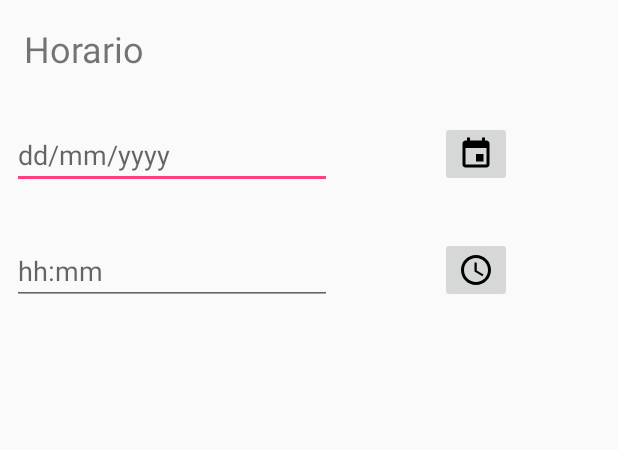
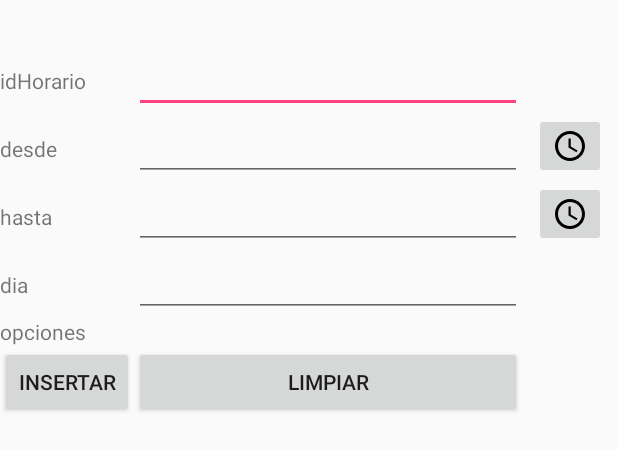
Before and after one commit to fendergx/GADE, an Android app: the layout activity_horario_insertar.xml on its own in the app's theme, with its tools: preview values and no code run, on a phone screen of 412 x 824 dp. Shown: the top 450 px of the screen. Run offline under Robolectric (Android 15) with nearby library versions, the phone set to English and light mode, and no system bars.

Commit message:
Horario 15%

```diff
--- a/app/src/main/java/sv/edu/ues/fia/gade/UsuarioNormal/Horario/HorarioInsertarActivity.java
+++ b/app/src/main/java/sv/edu/ues/fia/gade/UsuarioNormal/Horario/HorarioInsertarActivity.java
@@ -2,6 +2,8 @@ package sv.edu.ues.fia.gade.UsuarioNormal.Horario;
 
 import android.app.Activity;
 import android.os.Bundle;
+
+import sv.edu.ues.fia.gade.R;
 
 public class HorarioInsertarActivity extends Activity {
 
--- a/app/src/main/res/layout/activity_horario_insertar.xml
+++ b/app/src/main/res/layout/activity_horario_insertar.xml
@@ -1,76 +1,61 @@
 <?xml version="1.0" encoding="utf-8"?>
-<android.support.constraint.ConstraintLayout xmlns:android="http://schemas.android.com/apk/res/android"
-    xmlns:app="http://schemas.android.com/apk/res-auto"
-    xmlns:tools="http://schemas.android.com/tools"
-    android:layout_width="match_parent"
-    android:layout_height="match_parent">
-    <!--tools:context="com.a01luisrene.pickers.PickersActivity">-->
-
-    <TextView
-        android:id="@+id/textView"
-        android:layout_width="wrap_content"
+<TableLayout xmlns:android="http://schemas.android.com/apk/res/android"
+    android:layout_width="fill_parent"
     android:layout_height="wrap_content"
-        android:text="@string/titlulo_pickers"
-        android:textSize="24sp"
-        app:layout_constraintTop_toTopOf="parent"
-        android:layout_marginTop="16dp"
-        android:layout_marginLeft="8dp"
-        app:layout_constraintLeft_toLeftOf="parent"
-        android:layout_marginRight="8dp"
-        app:layout_constraintRight_toRightOf="parent"
-        app:layout_constraintHorizontal_bias="0.025" />
-
-
+    android:paddingTop="30dip"
+    android:stretchColumns="1" >
+    <TableRow>
+        <TextView android:text="@string/idHorario"/>
         <EditText
-        android:id="@+id/et_mostrar_fecha_picker"
-        android:layout_width="wrap_content"
-        android:layout_height="wrap_content"
-        android:ems="10"
-        android:inputType="date"
-        android:hint="@string/formato_fecha"
-        android:layout_marginStart="8dp"
-        app:layout_constraintLeft_toLeftOf="parent"
-        android:layout_marginTop="32dp"
-        app:layout_constraintTop_toBottomOf="@+id/textView" />
-
+            android:id="@+id/editIdHorario"
+            android:inputType="time"
+            android:maxLength="7" />
+    </TableRow>
+    <TableRow>
+        <TextView android:text="@string/desde" />
         <EditText
-        android:id="@+id/et_mostrar_hora_picker"
-        android:layout_width="wrap_content"
-        android:layout_height="wrap_content"
-        android:ems="10"
-        android:inputType="time"
-        android:hint="@string/formato_hora"
-        android:layout_marginTop="32dp"
-        app:layout_constraintTop_toBottomOf="@+id/et_mostrar_fecha_picker"
-        android:layout_marginStart="8dp"
-        app:layout_constraintLeft_toLeftOf="parent" />
-
+            android:id="@+id/editDesde"
+            android:inputType="text"
+            android:maxLength="30" />
         <ImageButton
-        android:id="@+id/ib_obtener_fecha"
-        android:layout_width="wrap_content"
-        android:layout_height="wrap_content"
-        android:src="@drawable/ic_event_black_24dp"
-        android:layout_marginRight="8dp"
-        app:layout_constraintRight_toRightOf="parent"
-        app:layout_constraintLeft_toRightOf="@+id/et_mostrar_fecha_picker"
-        android:layout_marginLeft="8dp"
-        app:layout_constraintHorizontal_bias="0.505"
-        android:layout_marginTop="32dp"
-        app:layout_constraintTop_toBottomOf="@+id/textView"
-        tools:ignore="ContentDescription" />
-
-    <ImageButton
-        android:id="@+id/ib_obtener_hora"
+            android:id="@+id/ib_obtener_fecha_desde"
             android:layout_width="wrap_content"
             android:layout_height="wrap_content"
             android:src="@drawable/ic_access_time_black_24dp"
-        app:layout_constraintRight_toRightOf="parent"
-        android:layout_marginTop="32dp"
-        app:layout_constraintTop_toBottomOf="@+id/et_mostrar_fecha_picker"
-        android:layout_marginEnd="8dp"
-        app:layout_constraintLeft_toRightOf="@+id/et_mostrar_hora_picker"
-        android:layout_marginStart="8dp"
-        app:layout_constraintHorizontal_bias="0.504"
-        tools:ignore="ContentDescription" />
+            android:layout_marginRight="8dp"
+            android:layout_marginLeft="8dp" />
+    </TableRow>
+    <TableRow>
+        <TextView android:text="@string/hasta" />
+        <EditText
+            android:id="@+id/editHasta"
+            android:inputType="time"
+            android:maxLength="5" />
+        <ImageButton
+            android:id="@+id/ib_obtener_fecha_hasta"
+            android:layout_width="wrap_content"
+            android:layout_height="wrap_content"
+            android:src="@drawable/ic_access_time_black_24dp"
+            android:layout_marginRight="8dp"
+            android:layout_marginLeft="8dp" />
+    </TableRow>
+    <TableRow>
+        <TextView android:text="@string/dia" />
+        <EditText
+            android:id="@+id/editDia"
+            android:inputType="time"
+            android:maxLength="5" />
+    </TableRow>
+    <TableRow>
+        <TextView android:text="@string/opciones" />
+    </TableRow>
 
-</android.support.constraint.ConstraintLayout>
+    <TableRow>
+        <Button
+            android:onClick="insertarHorario"
+            android:text="@string/insertar" />
+        <Button
+            android:onClick="limpiarTexto"
+            android:text="@string/limpiar" />
+    </TableRow>
+</TableLayout>
--- a/app/src/main/res/values/strings.xml
+++ b/app/src/main/res/values/strings.xml
@@ -38,5 +38,11 @@
     <string name="formato_fecha">dd/mm/yyyy</string>
     <string name="formato_hora">hh:mm</string>
     <string name="titlulo_pickers">Horario</string>
+        <!-- Insertar -->
+        <string name="idHorario">idHorario</string>
+        <string name="desde">desde</string>
+        <string name="hasta">hasta</string>
+        <string name="dia">dia</string>
+        <!-- End of Insertar -->
     <!-- End of Horario Strings -->
 </resources>
```
Lines whose indentation alone changed are shown as unchanged.
